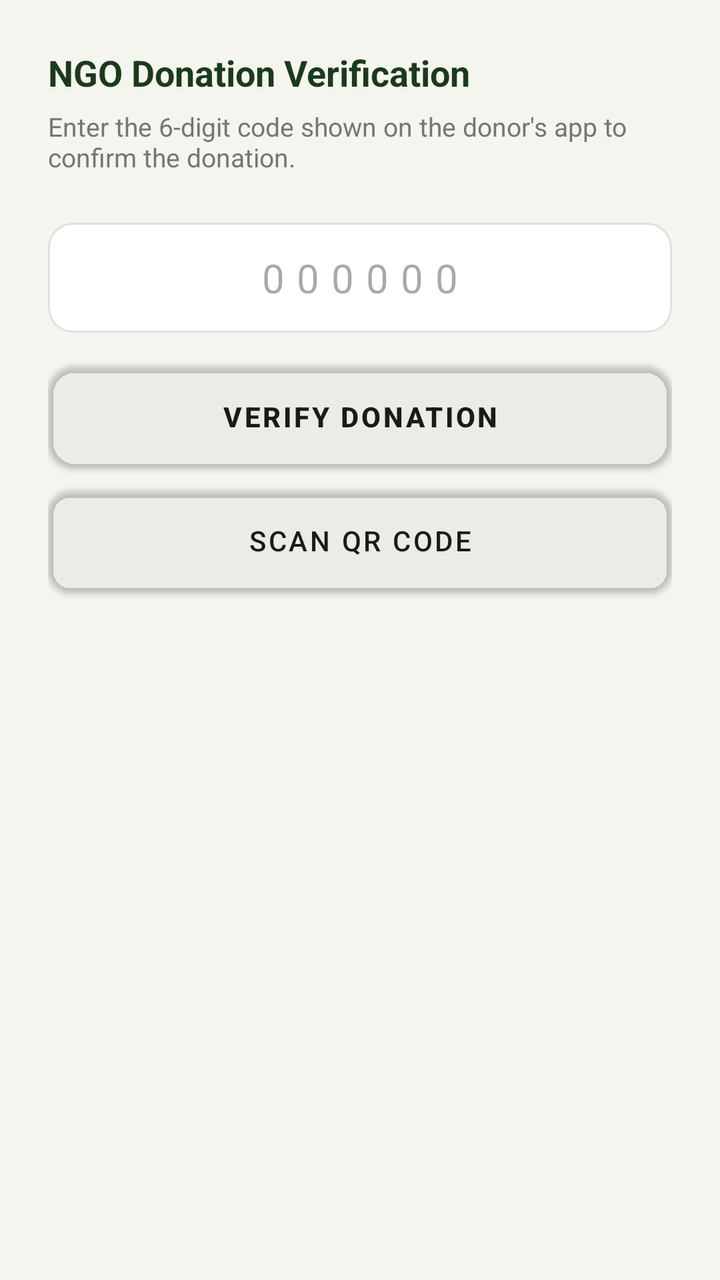
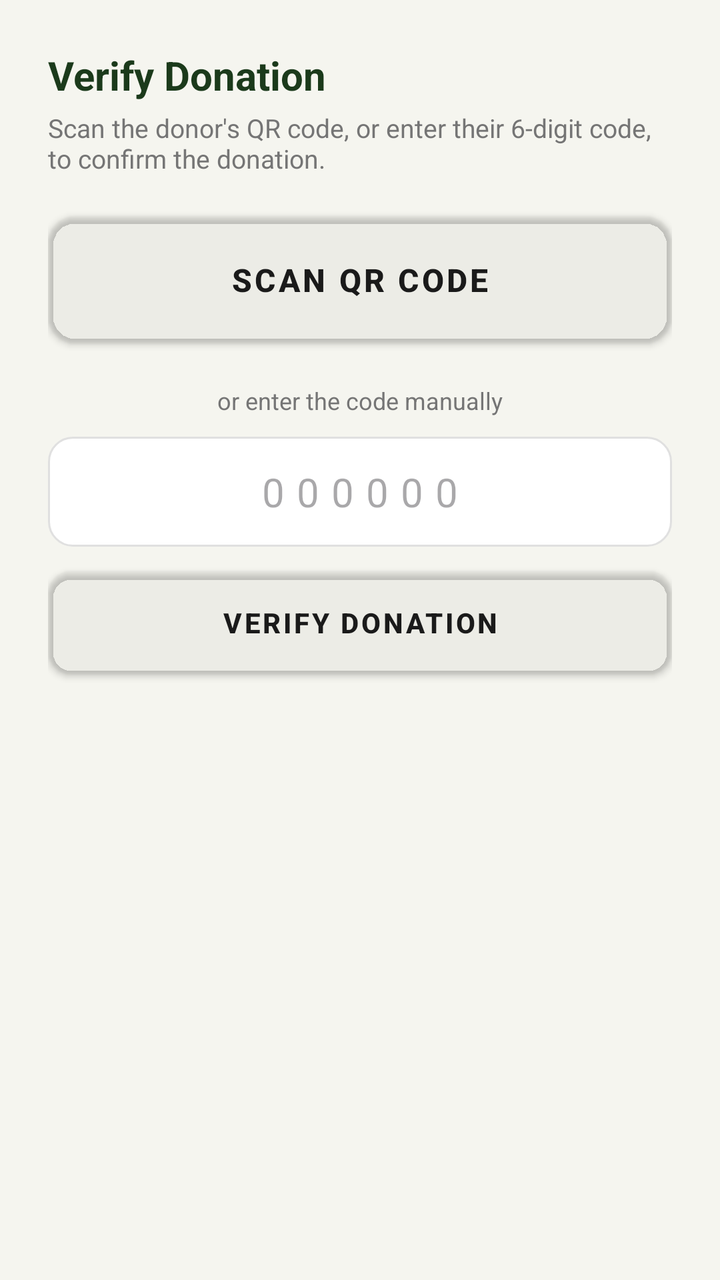

Screens rendered from an Android XML layout before and after an edit, with the pre-edit source and the edit as a unified diff.
<!-- AndroidManifest.xml: application theme Theme.ClothingRecycleApp -->
<!-- res/layout/fragment_verify.xml -->
<?xml version="1.0" encoding="utf-8"?>
<LinearLayout xmlns:android="http://schemas.android.com/apk/res/android"
    android:layout_width="match_parent"
    android:layout_height="match_parent"
    xmlns:app="http://schemas.android.com/apk/res-auto"
    android:background="@color/eco_cream_bg"
    android:orientation="vertical"
    android:padding="24dp">

    <TextView
        android:layout_width="wrap_content"
        android:layout_height="wrap_content"
        android:text="NGO Donation Verification"
        android:textSize="18sp"
        android:textStyle="bold"
        android:textColor="@color/eco_dark_green"
        android:layout_marginBottom="6dp" />

    <TextView
        android:layout_width="wrap_content"
        android:layout_height="wrap_content"
        android:text="Enter the 6-digit code shown on the donor's app to confirm the donation."
        android:textSize="13sp"
        android:textColor="@color/eco_text_gray"
        android:layout_marginBottom="24dp" />

    <EditText
        android:id="@+id/etVerificationCode"
        android:layout_width="match_parent"
        android:layout_height="wrap_content"
        android:background="@drawable/bg_input"
        android:hint="000000"
        android:inputType="number"
        android:maxLength="6"
        android:textSize="20sp"
        android:gravity="center"
        android:letterSpacing="0.3"
        android:layout_marginBottom="16dp" />

    <Button
        android:id="@+id/btnVerify"
        android:layout_width="match_parent"
        android:layout_height="52dp"
        android:background="@drawable/bg_button_primary"
        app:backgroundTint="@android:color/transparent"
        android:text="Verify Donation"
        android:textColor="@color/eco_text_dark"
        android:textStyle="bold" />

    <Button
        android:id="@+id/btnScanQr"
        android:layout_width="match_parent"
        android:layout_height="52dp"
        android:layout_marginTop="10dp"
        android:background="@drawable/bg_input"
        app:backgroundTint="@android:color/transparent"
        android:text="Scan QR Code"
        android:textColor="@color/eco_text_dark" />

    <TextView
        android:id="@+id/tvVerifyStatus"
        android:layout_width="wrap_content"
        android:layout_height="wrap_content"
        android:layout_marginTop="20dp"
        android:textSize="14sp"
        android:textStyle="bold" />

</LinearLayout>
<!-- resources referenced by this layout -->
<resources>
  <color name="eco_cream_bg">#F5F5EF</color>
  <color name="eco_dark_green">#1B3A1B</color>
  <color name="eco_text_dark">#1A1A1A</color>
  <color name="eco_text_gray">#757575</color>
  <!-- drawable bg_button_primary (drawable) -->
  <?xml version="1.0" encoding="utf-8"?>
  <shape xmlns:android="http://schemas.android.com/apk/res/android"
      android:shape="rectangle">
      <solid android:color="@color/eco_dark_green" />
      <corners android:radius="14dp" />
  </shape>
  <!-- drawable bg_input (drawable) -->
  <?xml version="1.0" encoding="utf-8"?>
  <shape xmlns:android="http://schemas.android.com/apk/res/android"
      android:shape="rectangle">
      <solid android:color="@color/eco_white" />
      <corners android:radius="12dp" />
      <stroke android:width="1dp" android:color="@color/eco_border_gray" />
      <padding android:left="16dp" android:top="14dp" android:right="16dp" android:bottom="14dp" />
  </shape>
  <style name="Theme.ClothingRecycleApp" parent="Base.Theme.ClothingRecycleApp" />
  <color name="eco_white">#FFFFFF</color>
  <color name="eco_border_gray">#E0E0E0</color>
  <style name="Base.Theme.ClothingRecycleApp" parent="Theme.Material3.DayNight.NoActionBar">
  
          
          <item name="materialButtonStyle">
              @style/Widget.App.Button.Primary
          </item>
  
          
          
  
      </style>
  <style name="Widget.App.Button.Primary" parent="Widget.MaterialComponents.Button">
  
          <item name="backgroundTint">@color/eco_dark_green</item>
          <item name="android:textColor">@color/eco_white</item>
          <item name="cornerRadius">14dp</item>
  
      </style>
</resources>

<!-- the commit's change to res/layout/fragment_verify.xml (unified diff, before → after) -->
@@ -1,68 +1,109 @@
 <?xml version="1.0" encoding="utf-8"?>
-<LinearLayout xmlns:android="http://schemas.android.com/apk/res/android"
+<ScrollView xmlns:android="http://schemas.android.com/apk/res/android"
+    xmlns:app="http://schemas.android.com/apk/res-auto"
     android:layout_width="match_parent"
     android:layout_height="match_parent"
-    xmlns:app="http://schemas.android.com/apk/res-auto"
     android:background="@color/eco_cream_bg"
-    android:orientation="vertical"
-    android:padding="24dp">
+    android:fillViewport="true">
 
-    <TextView
-        android:layout_width="wrap_content"
-        android:layout_height="wrap_content"
-        android:text="NGO Donation Verification"
-        android:textSize="18sp"
-        android:textStyle="bold"
-        android:textColor="@color/eco_dark_green"
-        android:layout_marginBottom="6dp" />
-
-    <TextView
-        android:layout_width="wrap_content"
-        android:layout_height="wrap_content"
-        android:text="Enter the 6-digit code shown on the donor's app to confirm the donation."
-        android:textSize="13sp"
-        android:textColor="@color/eco_text_gray"
-        android:layout_marginBottom="24dp" />
-
-    <EditText
-        android:id="@+id/etVerificationCode"
+    <LinearLayout
         android:layout_width="match_parent"
         android:layout_height="wrap_content"
-        android:background="@drawable/bg_input"
-        android:hint="000000"
-        android:inputType="number"
-        android:maxLength="6"
-        android:textSize="20sp"
-        android:gravity="center"
-        android:letterSpacing="0.3"
-        android:layout_marginBottom="16dp" />
+        android:orientation="vertical"
+        android:padding="24dp">
 
-    <Button
-        android:id="@+id/btnVerify"
-        android:layout_width="match_parent"
-        android:layout_height="52dp"
-        android:background="@drawable/bg_button_primary"
-        app:backgroundTint="@android:color/transparent"
-        android:text="Verify Donation"
-        android:textColor="@color/eco_text_dark"
-        android:textStyle="bold" />
+        <TextView
+            android:layout_width="wrap_content"
+            android:layout_height="wrap_content"
+            android:text="Verify Donation"
+            android:textSize="20sp"
+            android:textStyle="bold"
+            android:textColor="@color/eco_dark_green" />
 
-    <Button
-        android:id="@+id/btnScanQr"
-        android:layout_width="match_parent"
-        android:layout_height="52dp"
-        android:layout_marginTop="10dp"
-        android:background="@drawable/bg_input"
-        app:backgroundTint="@android:color/transparent"
-        android:text="Scan QR Code"
-        android:textColor="@color/eco_text_dark" />
+        <TextView
+            android:layout_width="wrap_content"
+            android:layout_height="wrap_content"
+            android:layout_marginTop="4dp"
+            android:layout_marginBottom="20dp"
+            android:text="Scan the donor's QR code, or enter their 6-digit code, to confirm the donation."
+            android:textSize="13sp"
+            android:textColor="@color/eco_text_gray" />
 
-    <TextView
-        android:id="@+id/tvVerifyStatus"
-        android:layout_width="wrap_content"
-        android:layout_height="wrap_content"
-        android:layout_marginTop="20dp"
-        android:textSize="14sp"
-        android:textStyle="bold" />
+        <Button
+            android:id="@+id/btnScanQr"
+            android:layout_width="match_parent"
+            android:layout_height="64dp"
+            android:background="@drawable/bg_button_primary"
+            app:backgroundTint="@android:color/transparent"
+            android:text="Scan QR Code"
+            android:textColor="@color/eco_text_dark"
+            android:textSize="16sp"
+            android:textStyle="bold" />
 
-</LinearLayout>
+        <TextView
+            android:layout_width="match_parent"
+            android:layout_height="wrap_content"
+            android:layout_marginTop="20dp"
+            android:layout_marginBottom="10dp"
+            android:gravity="center_horizontal"
+            android:text="or enter the code manually"
+            android:textSize="12sp"
+            android:textColor="@color/eco_text_gray" />
+
+        <EditText
+            android:id="@+id/etVerificationCode"
+            android:layout_width="match_parent"
+            android:layout_height="wrap_content"
+            android:background="@drawable/bg_input"
+            android:hint="000000"
+            android:inputType="number"
+            android:maxLength="6"
+            android:textSize="20sp"
+            android:gravity="center"
+            android:letterSpacing="0.3"
+            android:layout_marginBottom="12dp" />
+
+        <Button
+            android:id="@+id/btnVerify"
+            android:layout_width="match_parent"
+            android:layout_height="52dp"
+            android:background="@drawable/bg_input"
+            app:backgroundTint="@android:color/transparent"
+            android:text="Verify Donation"
+            android:textColor="@color/eco_text_dark"
+            android:textStyle="bold" />
+
+        <TextView
+            android:id="@+id/tvVerifyStatus"
+            android:layout_width="wrap_content"
+            android:layout_height="wrap_content"
+            android:layout_marginTop="20dp"
+            android:textSize="14sp"
+            android:textStyle="bold" />
+
+        <LinearLayout
+            android:id="@+id/recentSection"
+            android:layout_width="match_parent"
+            android:layout_height="wrap_content"
+            android:orientation="vertical"
+            android:layout_marginTop="28dp"
+            android:visibility="gone">
+
+            <TextView
+                android:layout_width="wrap_content"
+                android:layout_height="wrap_content"
+                android:text="Recent verifications"
+                android:textSize="16sp"
+                android:textStyle="bold"
+                android:textColor="@color/eco_text_dark"
+                android:layout_marginBottom="4dp" />
+
+            <LinearLayout
+                android:id="@+id/recentDonationsContainer"
+                android:layout_width="match_parent"
+                android:layout_height="wrap_content"
+                android:orientation="vertical" />
+        </LinearLayout>
+
+    </LinearLayout>
+</ScrollView>
